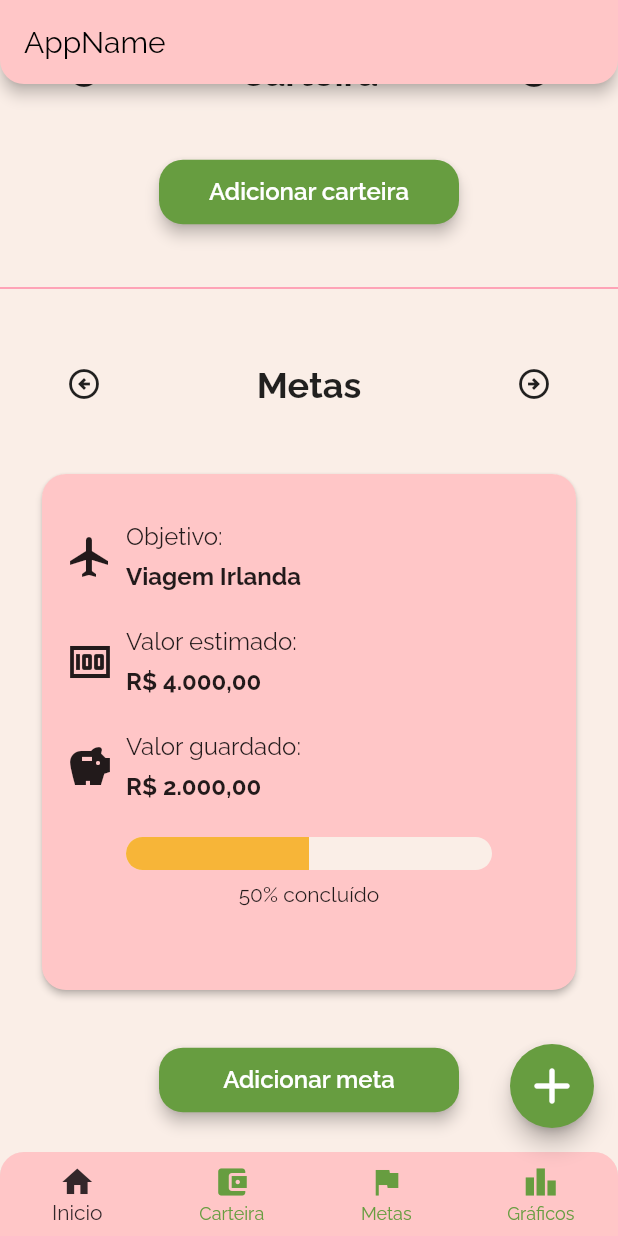
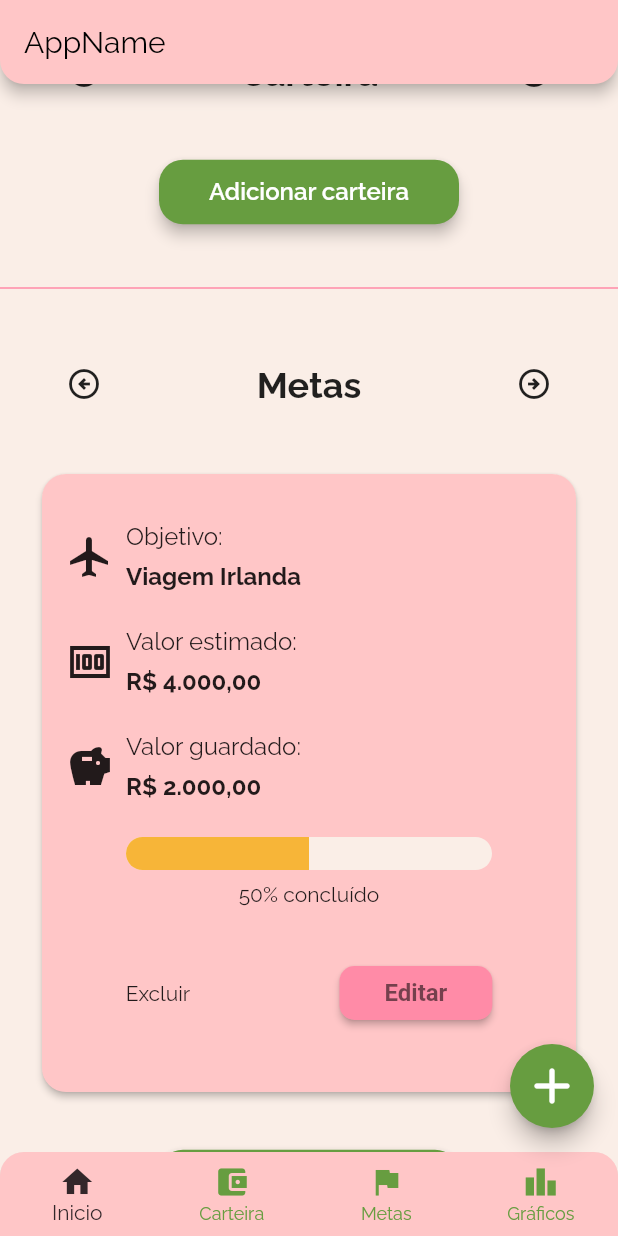
Before and after one commit to proz-tecnologia/PIT01GP06, a Flutter app: the screen it shows after launch, scrolled down 502 dp, on a phone screen of 412 x 824 dp. Run offline on Flutter 3.47's test engine with Material 2 defaults, Android fonts, the phone set to English and light mode, and no system bars.

Commit message:
add editButtom

```diff
--- a/lib/pages/home/components/metas_card.dart
+++ b/lib/pages/home/components/metas_card.dart
@@ -1,4 +1,5 @@
 import 'package:flutter/material.dart';
+import 'package:projeto_final_flutter/pages/home/components/editbutton.dart';
 
 class MetasCard extends StatelessWidget {
   const MetasCard({Key? key}) : super(key: key);
@@ -130,6 +131,16 @@ class MetasCard extends StatelessWidget {
                       ],
                     ),
                   ),
+                  Row(
+                    mainAxisAlignment: MainAxisAlignment.spaceAround,
+                    children: [
+                      const Text('Excluir'),
+                      EditButton(
+                        title: 'Editar',
+                        onPressed: () {},
+                      )
+                    ],
+                  )
                 ],
               ),
             ),
```
